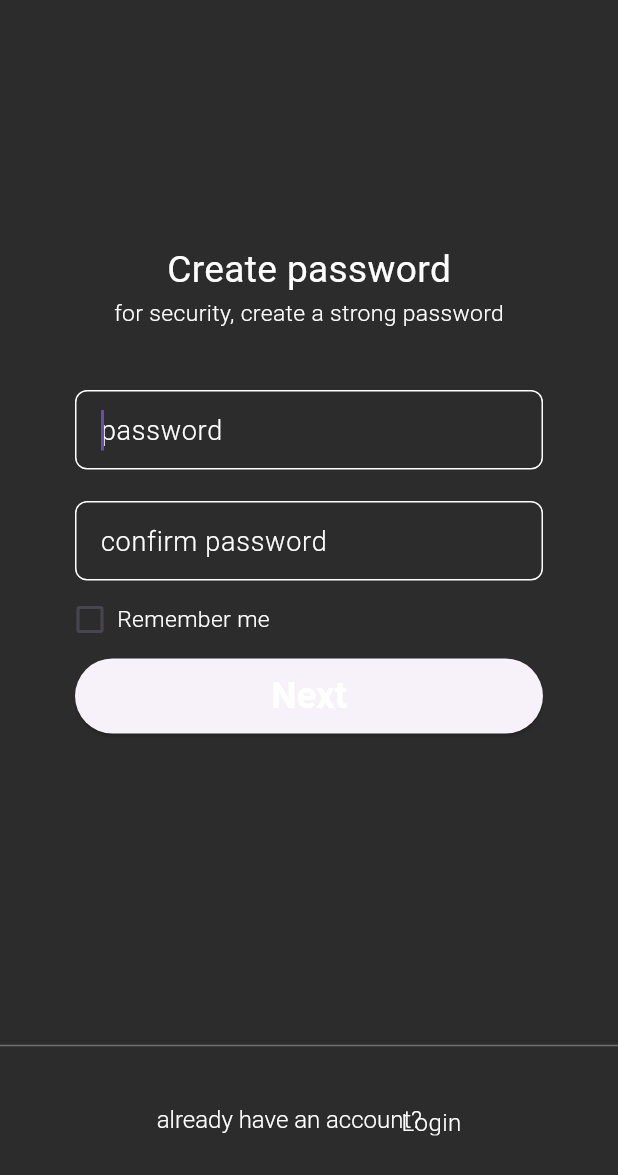
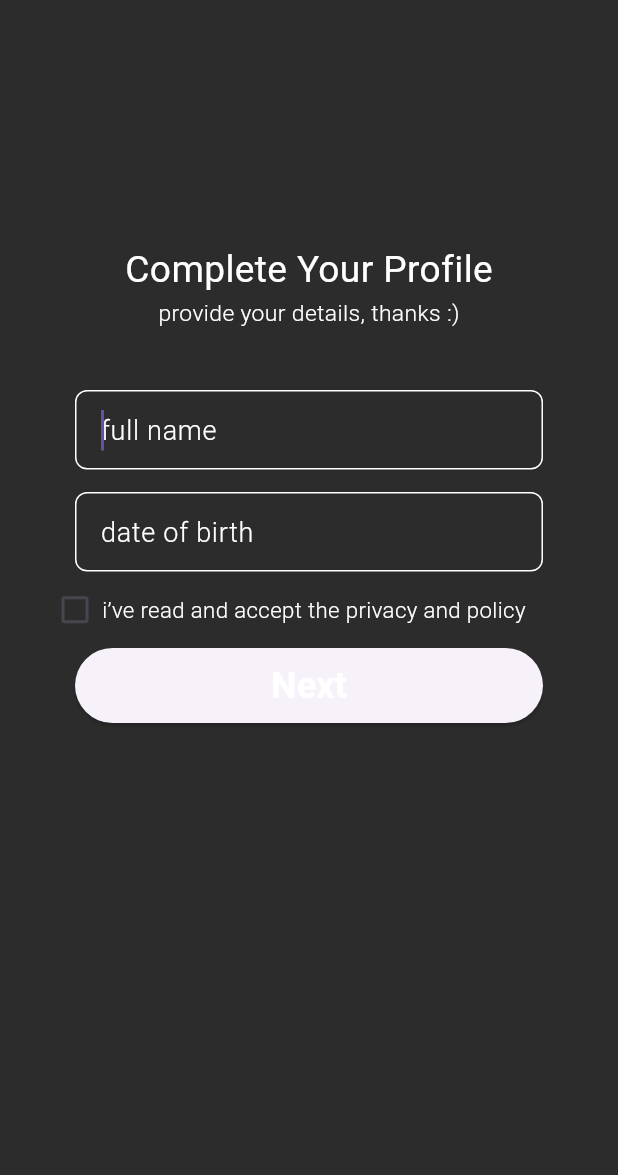
Before and after one commit to diandrakina/selamat_application, a Flutter app: the screen it shows after launch, on a phone screen of 412 x 824 dp. Shown: the top 1175 px of the screen. Run offline on Flutter 3.47's test engine with Material 3 defaults, Android fonts, the phone set to English and light mode, and no system bars; our stand-ins replace cached_network_image, flutter_svg; missing offline and left inert: dart:js; Roboto replaces fonts that are missing (SamsungSans).

Commit message:
diandra login 4/4

```diff
--- a/lib/main.dart
+++ b/lib/main.dart
@@ -5,6 +5,9 @@ import 'package:flutter/scheduler.dart';
 import 'package:selamat_application/pages/login_page/loginPage.dart';
 import 'package:selamat_application/pages/login_page/createUsernamePage.dart';
 import 'package:selamat_application/pages/login_page/createPasswordPage.dart';
+import 'package:selamat_application/pages/login_page/completeProfile.dart';
+
+//STYLES
 import 'package:selamat_application/styles/styles.dart';
 
 void main() {
@@ -41,7 +44,7 @@ class MyApp extends StatelessWidget {
       theme: new ThemeData(scaffoldBackgroundColor: AppColors.bgDarkMode),
       debugShowCheckedModeBanner: true,
       // home: loginPage(),
-      home: createPasswordPage(),
+      home: CompleteProfile(),
     );
   }
 }
--- a/lib/pages/login_page/completeProfile.dart
+++ b/lib/pages/login_page/completeProfile.dart
@@ -0,0 +1,123 @@
+import 'package:flutter/material.dart';
+import 'package:selamat_application/styles/styles.dart';
+
+import 'package:selamat_application/widget/customTextFormField.dart';
+import 'package:selamat_application/widget/customCheckboxButton.dart';
+import 'package:selamat_application/widget/customElevatedButton.dart';
+
+class CompleteProfile extends StatelessWidget {
+  CompleteProfile({super.key});
+
+  TextEditingController fullNameController = TextEditingController();
+  bool read = false;
+
+  GlobalKey<FormState> _formKey = GlobalKey<FormState>();
+
+  @override
+  Widget build(BuildContext context) {
+    return SafeArea(
+        child: Scaffold(
+      resizeToAvoidBottomInset: false,
+      body: Form(
+        child: SizedBox(
+          width: double.maxFinite,
+          child: Column(
+            children: [
+              SizedBox(
+                height: 162,
+              ),
+              Expanded(
+                child: SingleChildScrollView(
+                  child: Column(
+                    children: [
+                      Text(
+                        'Complete Your Profile',
+                        style: TextStyles.GR_24_title_regular,
+                      ),
+                      SizedBox(
+                        height: 1,
+                      ),
+                      Text(
+                        'provide your details, thanks :)',
+                        style: TextStyles.GR_15_title_light,
+                      ),
+                      SizedBox(
+                        height: 40,
+                      ),
+                      _buildFullName(context),
+                      SizedBox(
+                        height: 15,
+                      ),
+                      _buildDOB(context),
+                      SizedBox(
+                        height: 15,
+                      ),
+                      _buildHaveRead(context),
+                      SizedBox(
+                        height: 15,
+                      ),
+                      CustomElevatedButton(
+                        text: 'Next',
+                        height: 50,
+                        decoration: BoxDecoration(
+                            borderRadius: BorderRadius.circular(8)),
+                        margin: EdgeInsets.symmetric(horizontal: 50),
+                        onPressed: () {},
+                      ),
+                    ],
+                  ),
+                ),
+              )
+            ],
+          ),
+        ),
+      ),
+    ));
+  }
+
+  Widget _buildFullName(BuildContext context) {
+    return Padding(
+      padding: EdgeInsets.symmetric(
+        horizontal: 50,
+      ),
+      child: CustomTextFormField(
+        controller: fullNameController,
+        hintText: 'full name',
+        textInputAction: TextInputAction.done,
+      ),
+    );
+  }
+
+  //INI KURANG BIKIN DATE PICKERNYA
+  Widget _buildDOB(BuildContext context) {
+    return Padding(
+      padding: EdgeInsets.symmetric(
+        horizontal: 50,
+      ),
+      child: CustomTextFormField(
+        controller: fullNameController,
+        hintText: 'date of birth',
+        textInputAction: TextInputAction.done,
+      ),
+    );
+  }
+
+  Widget _buildHaveRead(BuildContext context) {
+    return Align(
+      alignment: Alignment.centerLeft,
+      child: Padding(
+        padding: EdgeInsets.only(left: 40),
+        child: CustomCheckboxButton(
+          alignment: Alignment.center,
+          text: 'i’ve read and accept the privacy and policy',
+          textStyle: TextStyles.GR_14_light,
+          value: read,
+          padding: EdgeInsets.symmetric(vertical: 1),
+          onChange: (value) {
+            read = value;
+          },
+        ),
+      ),
+    );
+  }
+}
--- a/lib/pages/login_page/createPasswordPage.dart
+++ b/lib/pages/login_page/createPasswordPage.dart
@@ -4,13 +4,14 @@ import 'package:selamat_application/widget/customElevatedButton.dart';
 import 'package:selamat_application/widget/customTextFormField.dart';
 import 'package:selamat_application/widget/customCheckboxButton.dart';
 
-class createPasswordPage extends StatelessWidget {
-  createPasswordPage({super.key});
+class CreatePasswordPage extends StatelessWidget {
+  CreatePasswordPage({super.key});
 
   TextEditingController passwordController = TextEditingController();
   TextEditingController confirmPasswordController = TextEditingController();
 
   bool rememberMeCheckBox = false;
+  GlobalKey<FormState> _formKey = GlobalKey<FormState>();
 
   @override
   Widget build(BuildContext context) {
```
